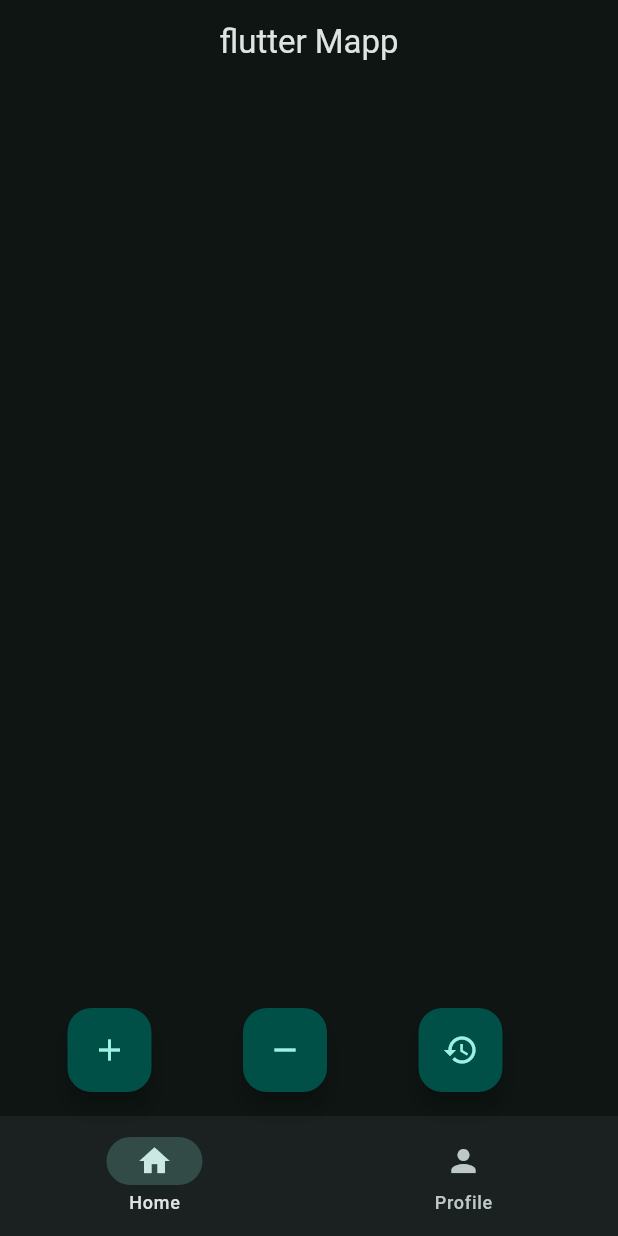
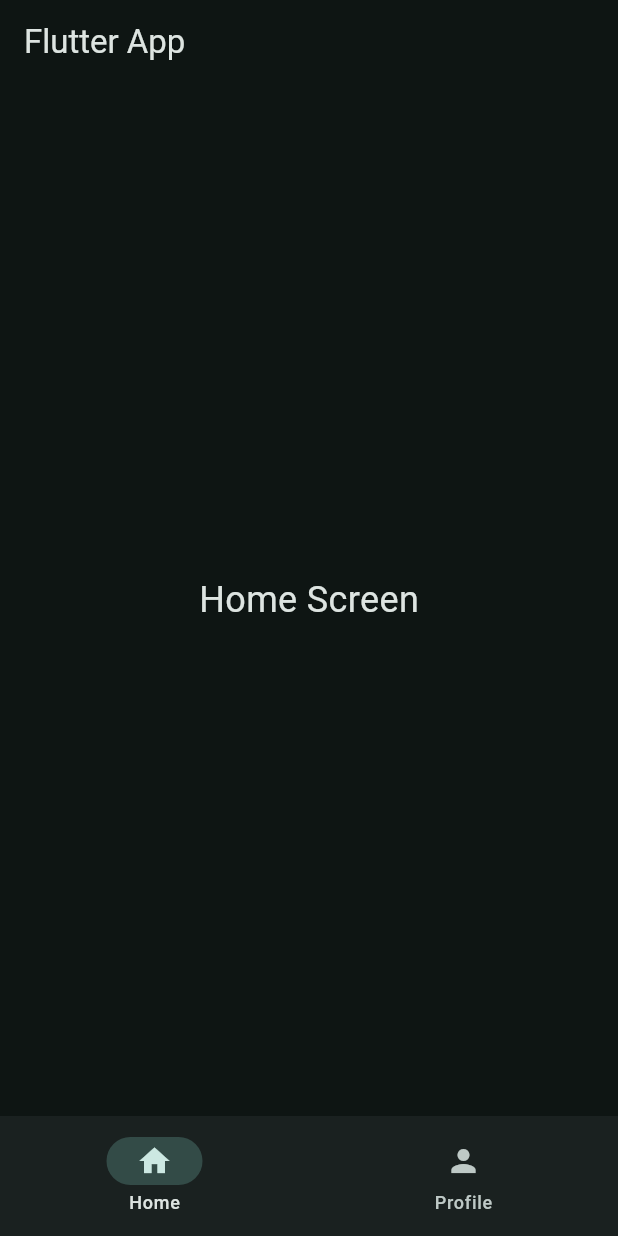
Before and after one commit to Islamlogbibi/flutter, a Flutter app: the screen it shows after launch, on a phone screen of 412 x 824 dp. Run offline on Flutter 3.47's test engine with Material 3 defaults, Android fonts, the phone set to English and light mode, and no system bars.

Commit message:
home and profile navbar

```diff
--- a/lib/main.dart
+++ b/lib/main.dart
@@ -4,55 +4,39 @@ void main() {
   runApp(const MyApp());
 }
 
-class MyApp extends StatelessWidget {
+class MyApp extends StatefulWidget {
   const MyApp({super.key});
 
+  @override
+  State<MyApp> createState() => _MyAppState();
+}
+
+class _MyAppState extends State<MyApp> {
+  int selectedIndex = 0;
   @override
   Widget build(BuildContext context) {
     return MaterialApp(
       debugShowCheckedModeBanner: false,
       theme: ThemeData(
-        colorScheme: ColorScheme.fromSeed(
-          seedColor: Colors.teal,
-          brightness: Brightness.dark,
-        ),
+        colorScheme: ColorScheme.fromSeed(seedColor: Colors.teal, brightness: Brightness.dark,),
+
       ),
       home: Scaffold(
-        appBar: AppBar(title: Text("flutter Mapp"), centerTitle: true),
-        // drawer: Drawer(
-        //   child: Column(
-        //     children: [
-
-        //       ListTile(title: Text('logout'),),
-        //       ListTile(title: Text('settings'),),
-        //       ListTile(title: Text('profile'),),
-        //     ],
-        //   ),
-        // ),
-        floatingActionButton: Row(
-          mainAxisAlignment: MainAxisAlignment.spaceEvenly,
-          children: [
-            FloatingActionButton(
-              onPressed: () {},
-              child: Icon(Icons.add),
-            ),
-            FloatingActionButton(
-              onPressed: () {},
-              child: Icon(Icons.remove),
-            ),
-            FloatingActionButton(
-              onPressed: () {},
-              child: Icon(Icons.restore),
-            ),
-          ],
-        ),
+        appBar: AppBar(title: Text("Flutter App")),
+        body: selectedIndex == 0
+            ? Center(child: Text("Home Screen", style: TextStyle(fontSize: 24)))
+            : Center(child: Text("Profile Screen", style: TextStyle(fontSize: 24))),
         bottomNavigationBar: NavigationBar(
           destinations: [
             NavigationDestination(icon: Icon(Icons.home), label: 'Home'),
             NavigationDestination(icon: Icon(Icons.person), label: 'Profile'),
           ],
-          onDestinationSelected: (int value) {},
-          selectedIndex: 0,
+          onDestinationSelected: (int value) {
+            setState(() {
+              selectedIndex = value;
+            });
+          },
+          selectedIndex: selectedIndex,
         ),
       ),
     );
```
